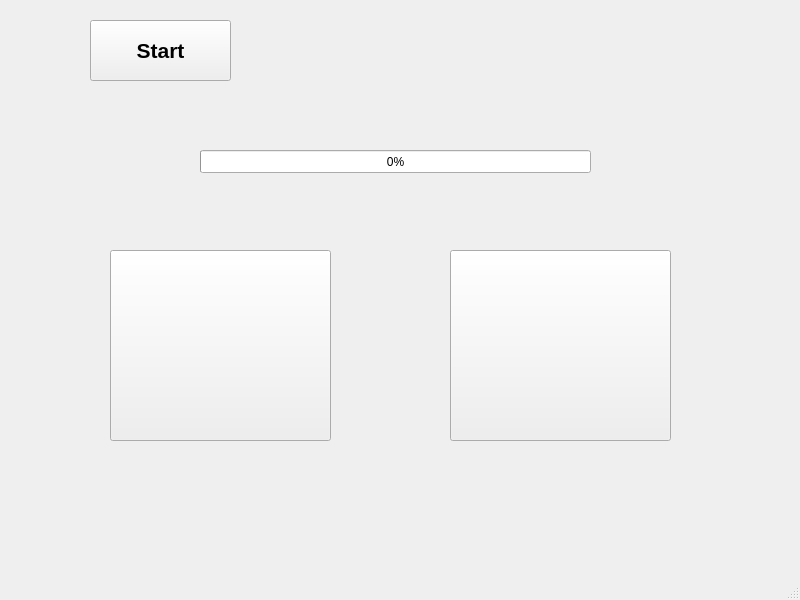
Old version of the form A6SimonQt/mainwindow.ui in the repository University-of-Utah-CS3505/a6-simon-f24-3gretski.
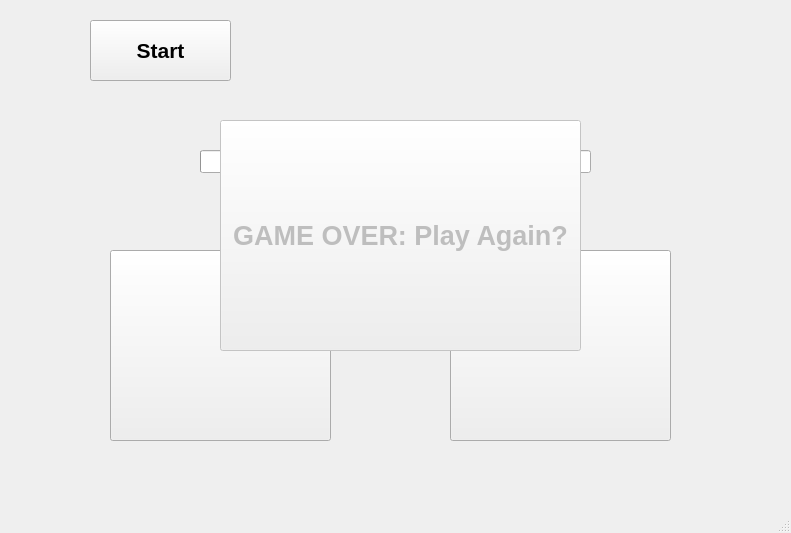
New version of the form.

Commit message: Disable buttons on gameover and disabled game popup

Diff of the .ui file:
```diff
--- a/A6SimonQt/mainwindow.ui
+++ b/A6SimonQt/mainwindow.ui
@@ -6,8 +6,8 @@
    <rect>
     <x>0</x>
     <y>0</y>
-    <width>800</width>
-    <height>600</height>
+    <width>791</width>
+    <height>533</height>
    </rect>
   </property>
   <property name="windowTitle">
@@ -72,6 +72,28 @@
      <number>0</number>
     </property>
    </widget>
+   <widget class="QPushButton" name="gameOverButton">
+    <property name="enabled">
+     <bool>false</bool>
+    </property>
+    <property name="geometry">
+     <rect>
+      <x>220</x>
+      <y>120</y>
+      <width>361</width>
+      <height>231</height>
+     </rect>
+    </property>
+    <property name="font">
+     <font>
+      <pointsize>20</pointsize>
+      <bold>true</bold>
+     </font>
+    </property>
+    <property name="text">
+     <string>GAME OVER: Play Again?</string>
+    </property>
+   </widget>
   </widget>
   <widget class="QMenuBar" name="menubar">
    <property name="geometry">
```
Left out of the diff: 2 changed lines with no effect on the pictures. The commit also changes 5 other files.
